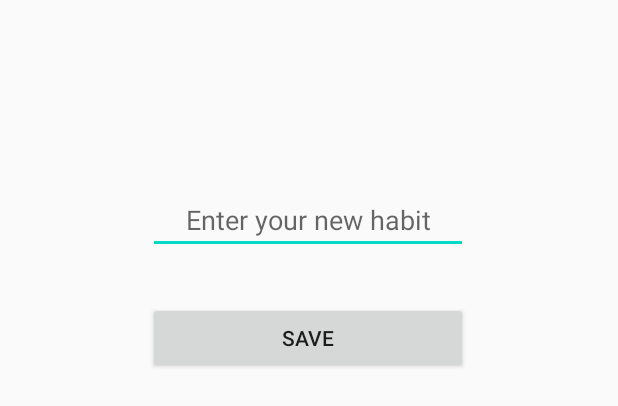
After one commit to kat-kime/DestinyApp, an Android app: the layout activity_new_habit.xml on its own in the app's theme, with its tools: preview values and no code run, on a phone screen of 412 x 824 dp. The commit adds this screen. Shown: the top 406 px of the screen. Run offline under Robolectric (Android 15) with nearby library versions, the phone set to English and light mode, and no system bars.

Commit message:
Adding latest progress

```diff
--- a/app/build.gradle
+++ b/app/build.gradle
@@ -26,6 +26,7 @@ dependencies {
     implementation fileTree(dir: "libs", include: ["*.jar"])
     implementation 'androidx.appcompat:appcompat:1.1.0'
     implementation 'androidx.constraintlayout:constraintlayout:1.1.3'
+    implementation 'androidx.recyclerview:recyclerview:1.1.0'
     testImplementation 'junit:junit:4.12'
     androidTestImplementation 'androidx.test.ext:junit:1.1.1'
     androidTestImplementation 'androidx.test.espresso:espresso-core:3.2.0'
--- /dev/null
+++ b/app/src/main/java/com/katexcellence/destinyapp/NewHabit.java
@@ -0,0 +1,4 @@
+package com.katexcellence.destinyapp;
+
+public class NewHabit {
+}
--- /dev/null
+++ b/app/src/main/res/layout/activity_new_habit.xml
@@ -0,0 +1,34 @@
+<?xml version="1.0" encoding="utf-8"?>
+<androidx.constraintlayout.widget.ConstraintLayout
+    xmlns:android="http://schemas.android.com/apk/res/android"
+    xmlns:app="http://schemas.android.com/apk/res-auto"
+    xmlns:tools="http://schemas.android.com/tools"
+    android:layout_width="match_parent"
+    android:layout_height="match_parent">
+
+    <EditText
+        android:id="@+id/newHabitField"
+        android:layout_width="wrap_content"
+        android:layout_height="wrap_content"
+        android:layout_marginTop="124dp"
+        android:ems="10"
+        android:hint="Enter your new habit"
+        android:inputType="textPersonName"
+        android:textAlignment="center"
+        app:layout_constraintEnd_toEndOf="parent"
+        app:layout_constraintHorizontal_bias="0.497"
+        app:layout_constraintStart_toStartOf="parent"
+        app:layout_constraintTop_toTopOf="parent" />
+
+    <Button
+        android:id="@+id/saveButton"
+        android:layout_width="0dp"
+        android:layout_height="wrap_content"
+        android:text="Save"
+        app:layout_constraintBottom_toBottomOf="parent"
+        app:layout_constraintEnd_toEndOf="@+id/newHabitField"
+        app:layout_constraintHorizontal_bias="0.0"
+        app:layout_constraintStart_toStartOf="@+id/newHabitField"
+        app:layout_constraintTop_toBottomOf="@+id/newHabitField"
+        app:layout_constraintVertical_bias="0.053" />
+</androidx.constraintlayout.widget.ConstraintLayout>
```
Also changed, not shown: app/src/main/java/com/katexcellence/destinyapp/MainActivity.java (+28 -0 lines), app/src/main/java/com/katexcellence/destinyapp/UpdateActivity.java (added, +34 -0 lines), app/src/main/res/layout/activity_main.xml (+33 -50 lines), app/src/main/res/layout/activity_update.xml (added, +32 -0 lines).
